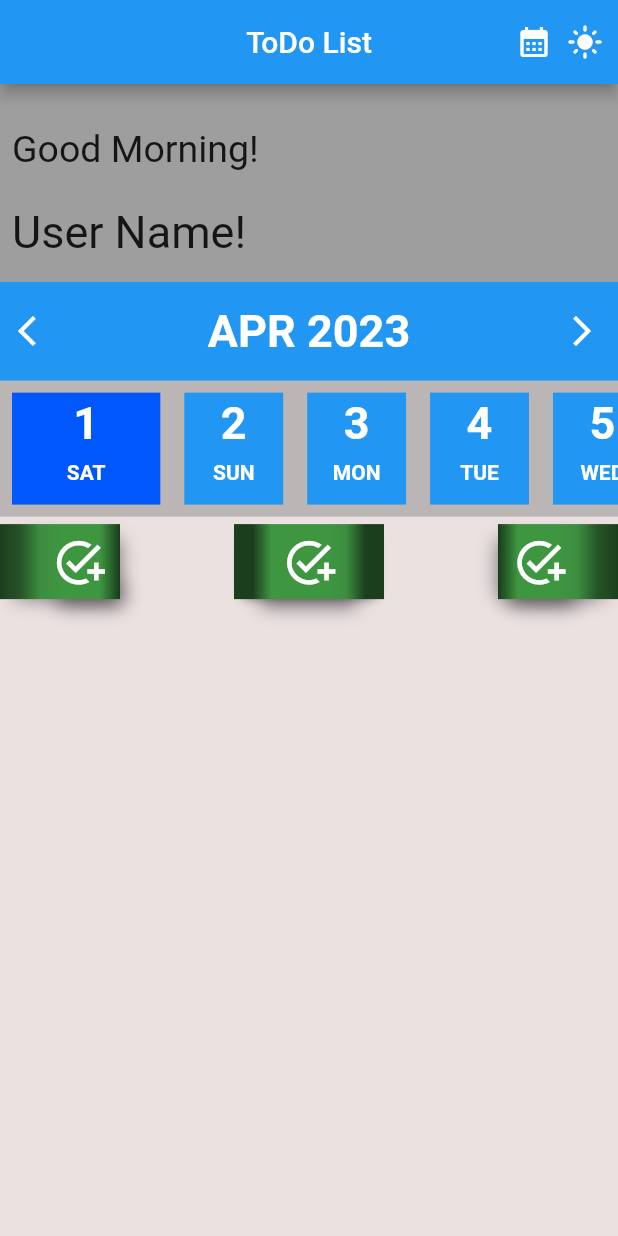
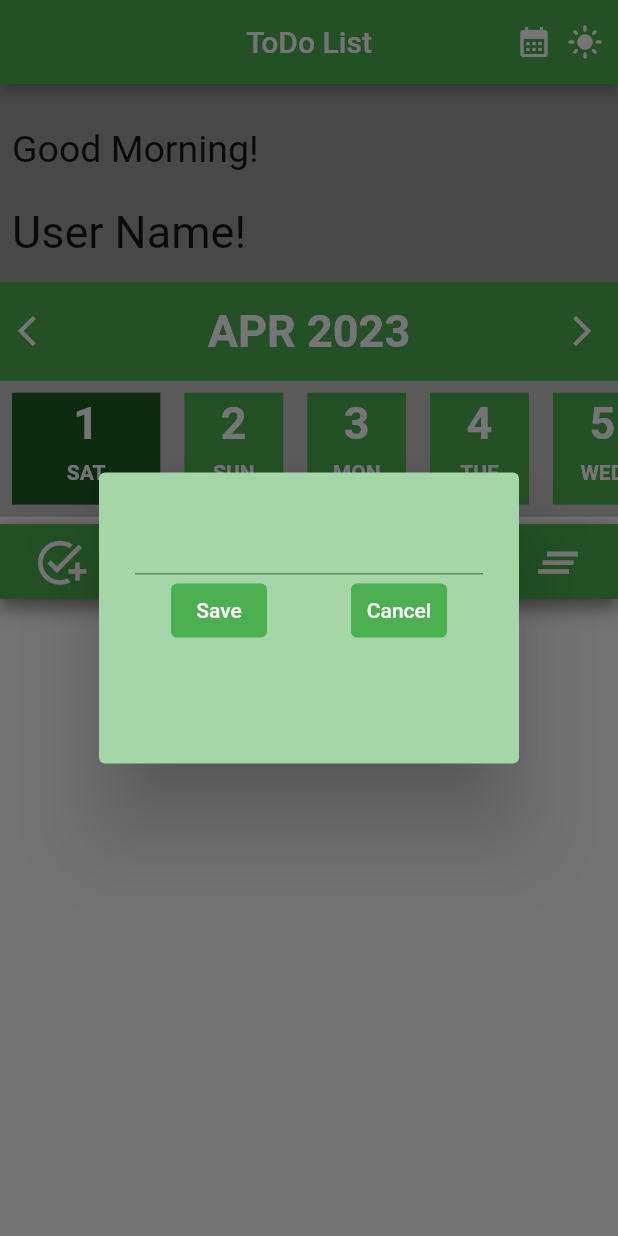
Before and after one commit to tmbmnadim/ToDo-List, a Flutter app: the screen it shows after launch, after a tap on the "arrow back ios" icon, after a tap on the "arrow forward ios" icon, after a tap on the "add task" icon, on a phone screen of 412 x 824 dp. Run offline on Flutter 3.47's test engine with Material 2 defaults, Android fonts, the phone set to English and light mode, and no system bars; our stand-ins replace hive, hive_flutter; accounts and stored records are empty.

Commit message:
Added Local Storage storing.

```diff
--- /dev/null
+++ b/lib/data/list-value.dart
@@ -0,0 +1,26 @@
+import 'package:hive_flutter/hive_flutter.dart';
+
+class ToDoDatabase {
+  final toDoListMem = Hive.box('taskbox');
+// Create new task
+  void writeTask(int keyValue, List taskData) async {
+    await toDoListMem.put(keyValue, taskData);
+  }
+
+  void readTask(int keyValue) async {
+    await toDoListMem.get(keyValue);
+  }
+
+  void deleteTask() async {
+    await toDoListMem.delete(0);
+  }
+//
+// List<List> toDoList = [
+//   [true, "123456789012345678901234567890", "1/3/2023"],
+//   [false, "Second Task", "1/3/2023"],
+//   [true, "TITLE", "1/3/2023"],
+//   [true, "TITLE", "2/3/2023"],
+//   [true, "TITLE", "3/3/2023"],
+//   [true, "This is a test title!", "15/3/2023"],
+// ];
+}
--- a/lib/data/listsvalue.dart
+++ /dev/null
@@ -1,8 +0,0 @@
-List<List> toDoList = [
-  [true, "123456789012345678901234567890", "01/03/2023"],
-  [false, "TITLE", "1/3/2023"],
-  [true, "TITLE", "1/3/2023"],
-  [true, "TITLE", "2/3/2023"],
-  [true, "TITLE", "3/3/2023"],
-  [true, "This is a test title!", "15/3/2023"],
-];
--- a/lib/main.dart
+++ b/lib/main.dart
@@ -1,8 +1,14 @@
 import 'package:flutter/material.dart';
-import 'package:todolist/pages/todocard.dart';
-import 'package:todolist/pages/todolistpage.dart';
+import 'package:todolist/pages/todo-list-page.dart';
+import 'package:hive_flutter/hive_flutter.dart';
 
-void main() {
+void main() async {
+  await Hive.initFlutter();
+
+  var _toDoListMem = await Hive.openBox('taskBox');
+  var _basicStates = await Hive.openBox('stateBox');
+  _basicStates.put("darkLightMode", 0);
+
   runApp(const MyHome());
 }
 
@@ -14,23 +20,29 @@ class MyHome extends StatefulWidget {
 }
 
 class _MyHomeState extends State<MyHome> {
+  final _basicStates = Hive.box('stateBox');
   ThemeMode darkLightMode = ThemeMode.light;
   IconData modeIcon = Icons.dark_mode;
   @override
   Widget build(BuildContext context) {
+    darkLightMode = _basicStates.get("darkLightMode") == 0
+        ? ThemeMode.light
+        : ThemeMode.dark;
     return MaterialApp(
       debugShowCheckedModeBanner: false,
       title: "ToDo List",
       theme: ThemeData(
+        appBarTheme: AppBarTheme(color: Colors.green.shade500),
         iconTheme: const IconThemeData(
           color: Colors.white,
         ),
         brightness: Brightness.light,
-        primaryColor: Colors.lightBlue,
+        primaryColor: Colors.lightGreen,
       ),
       darkTheme: ThemeData(
+        appBarTheme: AppBarTheme(color: Colors.green.shade800),
         brightness: Brightness.dark,
-        primaryColor: Colors.blue,
+        primaryColor: Colors.green,
       ),
       themeMode: darkLightMode,
       home: ListPage(
@@ -39,6 +51,8 @@ class _MyHomeState extends State<MyHome> {
             darkLightMode == ThemeMode.light
                 ? darkLightMode = ThemeMode.dark
                 : darkLightMode = ThemeMode.light;
+            _basicStates.put(
+                "darkLightMode", darkLightMode == ThemeMode.light ? 0 : 1);
             setState(() {});
           },
           child: AnimatedSwitcher(
--- /dev/null
+++ b/lib/pages/custom-button.dart
@@ -0,0 +1,45 @@
+import 'package:flutter/material.dart';
+import 'package:hive/hive.dart';
+
+class CustomButton extends StatefulWidget {
+  const CustomButton({Key? key, required this.onTap, required this.icon}) : super(key: key);
+
+  final IconData icon;
+  final Function()? onTap;
+  @override
+  State<CustomButton> createState() => _CustomButtonState();
+}
+
+class _CustomButtonState extends State<CustomButton> {
+  final _basicStates = Hive.box('stateBox');
+  @override
+  Widget build(BuildContext context) {
+    return GestureDetector(
+      onTap: widget.onTap,
+      child: Container(
+        alignment: Alignment.center,
+        padding: const EdgeInsets.symmetric(
+          horizontal: 10,
+          vertical: 8,
+        ),
+        height: 50,
+        width: 80,
+        decoration: BoxDecoration(
+          boxShadow: const [
+            BoxShadow(
+              offset: Offset(0, 5),
+              color: Color.fromRGBO(0, 0, 0, 0.5),
+              blurRadius: 10,
+              spreadRadius: 1,
+            ),
+          ],
+          color: _basicStates.get("darkLightMode") == 1?Colors.green.shade800:Colors.green.shade500,
+        ),
+        child: Icon(
+          widget.icon,
+          size: 35,
+        ),
+      ),
+    );
+  }
+}
--- /dev/null
+++ b/lib/pages/dialog-box.dart
@@ -0,0 +1,72 @@
+import 'package:flutter/material.dart';
+
+class DialogBox extends StatefulWidget {
+  const DialogBox(
+      {Key? key,
+      required this.controller,
+      required this.onSave,
+      required this.onCancel})
+      : super(key: key);
+
+  final TextEditingController controller;
+  final Function()? onSave;
+  final Function()? onCancel;
+
+  @override
+  State<DialogBox> createState() => _DialogBoxState();
+}
+
+class _DialogBoxState extends State<DialogBox> {
+  @override
+  Widget build(BuildContext context) {
+    return AlertDialog(
+      backgroundColor: Colors.green.shade200,
+      content: Container(
+        height: 150,
+        child: Column(
+          children: [
+            TextField(
+              controller: widget.controller,
+              style: const TextStyle(
+                fontFamily: "Grape Nuts",
+                fontWeight: FontWeight.w600,
+              ),
+            ),
+            Row(
+              mainAxisAlignment: MainAxisAlignment.spaceEvenly,
+              children: [
+                TextButton(
+                  onPressed: widget.onSave,
+                  style: TextButton.styleFrom(
+                    backgroundColor: Colors.green,
+                  ),
+                  child: const Text(
+                    "Save",
+                    style: TextStyle(
+                      color: Colors.white,
+                      fontWeight: FontWeight.w500,
+                    ),
+                  ),
+                ),
+                const SizedBox(width: 8),
+                TextButton(
+                  onPressed: widget.onCancel,
+                  style: TextButton.styleFrom(
+                    backgroundColor: Colors.green,
+                  ),
+                  child: const Text(
+                    "Cancel",
+                    style: TextStyle(
+                      color: Colors.white,
+                      fontWeight: FontWeight.w500,
+                    ),
+                  ),
+                )
+              ],
+            )
+          ],
+        ),
+      ),
+    );
+  }
+}
--- a/lib/pages/todocard.dart
+++ b/lib/pages/todo-card.dart
@@ -1,10 +1,8 @@
-import 'dart:convert';
-
 import 'package:flutter/material.dart';
-import 'package:todolist/data/listsvalue.dart';
+import 'package:hive/hive.dart';
 
 class ToDoCard extends StatefulWidget {
-  ToDoCard(
+  const ToDoCard(
       {super.key,
       this.valueKey,
       this.title = "No Title!",
@@ -13,17 +11,17 @@ class ToDoCard extends StatefulWidget {
       this.onEditButton,
       this.onDeleteButton,
       this.checkboxOnChanged,
-      required this.isCheckedbox,
+      required this.isChecked,
       required this.screenWidth,
       required this.screenHeight});
-  ValueKey? valueKey;
-  void Function(bool?)? checkboxOnChanged;
-  bool? isCheckedbox;
-  String title;
-  void Function()? onEditButton;
-  void Function()? onDeleteButton;
-  String taskToDo;
-  String taskDate;
+  final ValueKey? valueKey;
+  final void Function(bool?)? checkboxOnChanged;
+  final bool? isChecked;
+  final String title;
+  final void Function()? onEditButton;
+  final void Function()? onDeleteButton;
+  final String taskToDo;
+  final String taskDate;
   final double screenWidth;
   final double screenHeight;
 
@@ -32,6 +30,7 @@ class ToDoCard extends StatefulWidget {
 }
 
 class _ToDoCardState extends State<ToDoCard> {
+  final _basicStates = Hive.box('stateBox');
   @override
   Widget build(BuildContext context) {
     return Padding(
@@ -39,20 +38,10 @@ class _ToDoCardState extends State<ToDoCard> {
       child: Container(
         key: widget.valueKey,
         width: widget.screenWidth - 16,
-        height: 150,
-        decoration: const BoxDecoration(
-          color: Colors.green,
-          gradient: LinearGradient(
-            colors: [
-              Color.fromARGB(255, 43, 100, 46),
-              Color.fromARGB(255, 34, 78, 36),
-              Colors.green,
-            ],
-            stops: [0.1, 0.15, 1],
-            begin: Alignment.topCenter,
-            end: Alignment.bottomCenter,
-          ),
-          boxShadow: [
+        height: 140,
+        decoration: BoxDecoration(
+          color: _basicStates.get("darkLightMode") == 1?Colors.green.shade800:Colors.green.shade500,
+          boxShadow: const [
             BoxShadow(
               color: Color.fromRGBO(0, 0, 0, 0.5),
               offset: Offset(0, 20),
@@ -65,21 +54,12 @@ class _ToDoCardState extends State<ToDoCard> {
           crossAxisAlignment: CrossAxisAlignment.start,
           children: [
             Container(
-              padding: const EdgeInsets.symmetric(horizontal: 8, vertical: 24),
+              padding: const EdgeInsets.all(8),
               alignment: Alignment.topCenter,
               height: 150,
               width: 50,
-              decoration: const BoxDecoration(
-                gradient: LinearGradient(
-                  colors: [
-                    Color.fromARGB(255, 88, 124, 47),
-                    Color.fromARGB(255, 71, 100, 38),
-                    Colors.lightGreen,
-                  ],
-                  stops: [0.1, 0.15, 1],
-                  begin: Alignment.topCenter,
-                  end: Alignment.bottomCenter,
-                ),
+              decoration: BoxDecoration(
+                color: _basicStates.get("darkLightMode") == 1?Colors.lightGreen:Colors.lightGreen.shade400,
               ),
               child: Transform.scale(
                 scale: 1.9,
@@ -88,7 +68,7 @@ class _ToDoCardState extends State<ToDoCard> {
                   activeColor: Colors.black,
                   fillColor: const MaterialStatePropertyAll(Colors.white),
                   checkColor: Colors.black87,
-                  value: widget.isCheckedbox,
+                  value: widget.isChecked,
                   onChanged: widget.checkboxOnChanged,
                 ),
               ),
@@ -99,7 +79,7 @@ class _ToDoCardState extends State<ToDoCard> {
                   crossAxisAlignment: CrossAxisAlignment.start,
                   children: [
                     Container(
-                      padding: const EdgeInsets.only(top: 24, left: 8),
+                      padding: const EdgeInsets.only(top: 8, left: 8),
                       child: Text(
                         widget.title,
                         maxLines: 1,
@@ -145,8 +125,7 @@ class _ToDoCardState extends State<ToDoCard> {
                   GestureDetector(
                     onTap: widget.onEditButton,
                     child: Container(
-                      padding: const EdgeInsets.symmetric(
-                          horizontal: 8, vertical: 24),
+                      padding: const EdgeInsets.only(top: 16, bottom: 16),
                       child: const Icon(
                         Icons.edit,
                         size: 25,
--- a/lib/pages/todolistpage.dart
+++ b/lib/pages/todo-list-page.dart
@@ -1,11 +1,12 @@
-import 'dart:ui';
-
 import 'package:flutter/material.dart';
-import 'package:todolist/data/listsvalue.dart';
-import 'package:todolist/pages/todocard.dart';
+import 'package:todolist/data/list-value.dart';
+import 'package:todolist/pages/dialog-box.dart';
+import 'package:todolist/pages/custom-button.dart';
+import 'package:todolist/pages/todo-card.dart';
+import 'package:hive_flutter/hive_flutter.dart';
 
 class ListPage extends StatefulWidget {
-  ListPage({
+  const ListPage({
     Key? key,
     required this.modeAction,
   }) : super(key: key);
@@ -16,6 +17,7 @@ class ListPage extends StatefulWidget {
 }
 
 class _ListPageState extends State<ListPage> {
+  final _controller = TextEditingController();
   int monthValue = 8;
   DateTime? selectedDate = DateTime.now();
   DateTime? firstDayOfMonth = DateTime(
@@ -39,21 +41,26 @@ class _ListPageState extends State<ListPage> {
   List<int> monthDays = [31, 28, 31, 30, 31, 30, 31, 31, 30, 31, 30, 31];
   List<String> weekDays = ["MON", "TUE", "WED", "THU", "FRI", "SAT", "SUN"];
   int firstWeekday = 0;
-  bool isCheckedbox = false;
+  bool isChecked = false;
 
+  final _toDoTaskMem = Hive.box('taskBox');
+  final _basicStates = Hive.box('stateBox');
+  ToDoDatabase tdb = ToDoDatabase();
   List<List> selectedTask = [];
 
+  // Selecting today's task
   List<List> taskSelector(DateTime? selectedDateTask) {
     List<List> selectedTask = [];
-    for (int i = 0; i < toDoList.length; i++) {
-      if (toDoList[i].contains(
+    for (int i = 0; i < tdb.toDoListMem.length; i++) {
+      if (tdb.toDoListMem.get(i).contains(
           "${selectedDateTask?.day}/${selectedDateTask?.month}/${selectedDateTask?.year}")) {
-        selectedTask.add(toDoList[i]);
+        selectedTask.add(tdb.toDoListMem.get(i));
       }
     }
     return selectedTask;
   }
 
+  // Picking a date from calender.
   Future<void> selectDate(BuildContext context) async {
     final DateTime? picked = await showDatePicker(
       context: context,
@@ -64,7 +71,7 @@ class _ListPageState extends State<ListPage> {
     if (picked != null && picked != selectedDate) {
       setState(() {
         selectedDate = picked;
-        selectedDate = selectedDate = DateTime(
+        selectedDate = DateTime(
           picked.toLocal().year,
           (picked.toLocal().month),
           (picked.toLocal().day),
@@ -76,6 +83,7 @@ class _ListPageState extends State<ListPage> {
     }
   }
 
+  // Getting the first day of the month.
   void dayUpdater(DateTime? selectedDateIs) {
     firstDayOfMonth = DateTime(
       (selectedDateIs?.toLocal().year as int),
@@ -84,6 +92,7 @@ class _ListPageState extends State<ListPage> {
     );
   }
 
+  // Selecting a greeting according to current time.
   String greetingsUpdater(int runningHour) {
     String greeting = "Good Morning!";
     if (runningHour < 12 && runningHour >= 0) {
@@ -93,6 +102,32 @@ class _ListPageState extends State<ListPage> {
       greeting = "Good Night!";
     }
     return greeting;
+  }
+
+  void createNewTask() {
+    showDialog(
+        context: context,
+        builder: (context) {
+          return DialogBox(
+            controller: _controller,
+            onSave: () {
+              setState(() {
+                _toDoTaskMem.put(_toDoTaskMem.length, [
+                  false,
+                  _controller.value.text,
+                  "${selectedDate?.day}/${selectedDate?.month}/${selectedDate?.year}"
+                ]);
+              });
+              _controller.clear();
+              Navigator.of(context).pop();
+            },
+            onCancel: () => Navigator.of(context).pop(),
+          );
+        });
+  }
+
+  void deleteTask() {
+    _toDoTaskMem.clear();
   }
 
   @override
@@ -132,8 +167,7 @@ class _ListPageState extends State<ListPage> {
         title: const Text("ToDo List"),
         centerTitle: true,
       ),
-      body: Container(
-        color: Color.fromRGBO(100, 0, 0, 0.1), // Total background color.
+      body: SizedBox(
         child: Column(
           children: [
             Container(
@@ -180,9 +214,10 @@ class _ListPageState extends State<ListPage> {
                     //MONTH View
                     height: (screenHeight * 8) / 100,
                     width: screenWidth,
-                    color: Colors.blue,
+                    color: _basicStates.get("darkLightMode") == 1?Colors.green.shade800:Colors.green.shade500,
                     child: Row(
                       children: [
+                        // Selects previous month
                         IconButton(
                           onPressed: () {
                             selectedDate = DateTime(
@@ -201,6 +236,8 @@ class _ListPageState extends State<ListPage> {
                           },
                           icon: const Icon(Icons.arrow_back_ios),
                         ),
+
+                        // Shows selected month and year.
                         Expanded(
                           child: Container(
                             alignment: Alignment.center,
@@ -215,6 +252,8 @@ class _ListPageState extends State<ListPage> {
                             ),
                           ),
                         ),
+
+                        // Selects next month.
                         IconButton(
                           onPressed: () {
                             selectedDate = DateTime(
@@ -236,6 +275,8 @@ class _ListPageState extends State<ListPage> {
                       ],
                     ),
                   ),
+
+                  // A list of days of current month.
                   Container(
                     height: (screenHeight * 11) / 100,
                     width: screenWidth,
@@ -271,10 +312,11 @@ class _ListPageState extends State<ListPage> {
                                 ? (screenHeight * 12) / 100
                                 : (screenHeight * 8) / 100,
                             color: selectedDate?.toLocal().day == dayIndex + 1
-                                ? Color.fromARGB(255, 0, 88, 252)
-                                : Colors.blue,
+                                ? _basicStates.get("darkLightMode") == 1?Colors.greenAccent:Colors.green.shade900
+                                : _basicStates.get("darkLightMode") == 1?Colors.green.shade800:Colors.green.shade500,
                             child: Column(
                               children: [
+                                // Days of current month
                                 Container(
                                   alignment: Alignment.center,
                                   height: (screenHeight * 5) / 100,
@@ -287,6 +329,8 @@ class _ListPageState extends State<ListPage> {
                                         fontWeight: FontWeight.bold),
                                   ),
                                 ),
+
+                                // Weekday
                                 Container(
                                   alignment: Alignment.center,
                                   height: (screenHeight * 3) / 100,
@@ -322,133 +366,20 @@ class _ListPageState extends State<ListPage> {
               child: Row(
                 mainAxisAlignment: MainAxisAlignment.spaceBetween,
                 children: [
-                  GestureDetector(
-                    onTap: () {},
-                    child: Container(
-                      alignment: Alignment.centerRight,
-                      padding: const EdgeInsets.symmetric(
-                        horizontal: 10,
-                        vertical: 8,
-                      ),
-                      height: 50,
-                      width: 80,
-                      decoration: const BoxDecoration(
-                        boxShadow: [
-                          BoxShadow(
-                            offset: Offset(20, 23),
-                            color: Color.fromRGBO(0, 0, 0, 0.5),
-                            blurRadius: 10,
-                            spreadRadius: -18,
-                          ),
-                          BoxShadow(
-                            offset: Offset(5, 5),
-                            color: Color.fromRGBO(0, 0, 0, 0.5),
-                            blurRadius: 10,
-                            spreadRadius: -5,
-                          ),
-                        ],
-                        gradient: LinearGradient(colors: [
-                          Color.fromARGB(255, 27, 63, 28),
-                          Color.fromARGB(255, 37, 83, 38),
-                          Color.fromARGB(255, 61, 141, 64),
-                          Color.fromARGB(255, 62, 150, 64),
-                          Color.fromARGB(255, 62, 150, 64),
-                          Color.fromARGB(255, 62, 150, 64),
-                          Color.fromARGB(255, 26, 59, 27),
-                        ]),
-                      ),
-                      child: const Icon(
-                        Icons.add_task,
-                        size: 35,
-                      ),
-                    ),
+                  // Left side button - Create Task
+                  CustomButton(
+                    onTap: () {
+                      createNewTask();
+                    },
+                    icon: Icons.add_task,
                   ),
-                  GestureDetector(
-                    onTap: () {},
-                    child: Container(
-                      alignment: Alignment.center,
-                      padding: const EdgeInsets.all(8),
-                      height: 50,
-                      width: 100,
-                      decoration: const BoxDecoration(
-                        color: Colors.blue,
-                        boxShadow: [
-                          BoxShadow(
-                            offset: Offset(0, 23),
-                            color: Color.fromRGBO(0, 0, 0, 0.5),
-                            blurRadius: 10,
-                            spreadRadius: -18,
-                          ),
-                          BoxShadow(
-                            offset: Offset(0, 5),
-                            color: Color.fromRGBO(0, 0, 0, 0.5),
-                            blurRadius: 5,
-                            spreadRadius: -5,
-                          ),
-                        ],
-                        gradient: LinearGradient(colors: [
-                          Color.fromARGB(255, 27, 63, 28),
-                          Color.fromARGB(255, 27, 63, 28),
-                          Color.fromARGB(255, 62, 150, 64),
-                          Color.fromARGB(255, 62, 150, 64),
-                          Color.fromARGB(255, 62, 150, 64),
-                          Color.fromARGB(255, 62, 150, 64),
-                          Color.fromARGB(255, 61, 141, 64),
-                          Color.fromARGB(255, 27, 63, 28),
-                          Color.fromARGB(255, 27, 63, 28),
-                        ]),
-                      ),
-                      child: const Icon(
-                        Icons.add_task,
-                        size: 35,
-                      ),
-                    ),
-                  ),
-                  GestureDetector(
-                    onTap: () {},
-                    child: Container(
-                      alignment: Alignment.centerLeft,
-                      padding: const EdgeInsets.symmetric(
-                        horizontal: 10,
-                        vertical: 8,
-                      ),
-                      height: 50,
-                      width: 80,
-                      decoration: const BoxDecoration(
-                        boxShadow: [
-                          BoxShadow(
-                            offset: Offset(-10, 23),
-                            color: Color.fromRGBO(0, 0, 0, 0.5),
-                            blurRadius: 10,
-                            spreadRadius: -18,
-                          ),
-                          BoxShadow(
-                            offset: Offset(-5, 5),
-                            color: Color.fromRGBO(0, 0, 0, 0.5),
-                            blurRadius: 10,
-                            spreadRadius: -5,
-                          ),
-                        ],
-                        gradient: LinearGradient(colors: [
-                          Color.fromARGB(255, 26, 59, 27),
-                          Color.fromARGB(255, 62, 150, 64),
-                          Color.fromARGB(255, 62, 150, 64),
-                          Color.fromARGB(255, 62, 150, 64),
-                          Color.fromARGB(255, 61, 141, 64),
-                          Color.fromARGB(255, 37, 83, 38),
-                          Color.fromARGB(255, 27, 63, 28),
-                        ]),
-                      ),
-                      child: const Icon(
-                        Icons.add_task,
-                        size: 35,
-                      ),
-                    ),
-                  ),
+                  CustomButton(
+                      onTap: deleteTask,
+                      icon: Icons.clear_all),
                 ],
               ),
             ),
-            SizedBox(height: 8),
+            const SizedBox(height: 8),
             Expanded(
               child: ListView.builder(
                 itemCount: selectedTask.length,
@@ -456,7 +387,7 @@ class _ListPageState extends State<ListPage> {
                     key: ValueKey("ToDoCard-$index"),
                     title: selectedTask[index][1],
                     taskDate: selectedTask[index][2],
-                    isCheckedbox: selectedTask[index][0],
+                    isChecked: selectedTask[index][0],
                     checkboxOnChanged: (checkTask) {
                       selectedTask[index][0] = !selectedTask[index][0];
                       setState(() {});
--- a/pubspec.yaml
+++ b/pubspec.yaml
@@ -37,10 +37,14 @@ dependencies:
   cupertino_icons: ^1.0.2
   syncfusion_flutter_calendar: ^20.4.52
   horizontal_calendar:
+  hive: ^2.2.3
+  hive_flutter: ^1.1.0
 
 dev_dependencies:
   flutter_test:
     sdk: flutter
+  hive_generator: ^2.0.0
+  build_runner: ^2.3.3
 
   # The "flutter_lints" package below contains a set of recommended lints to
   # encourage good coding practices. The lint set provided by the package is
```
Also changed, not shown: pubspec.lock, 2 other files.
